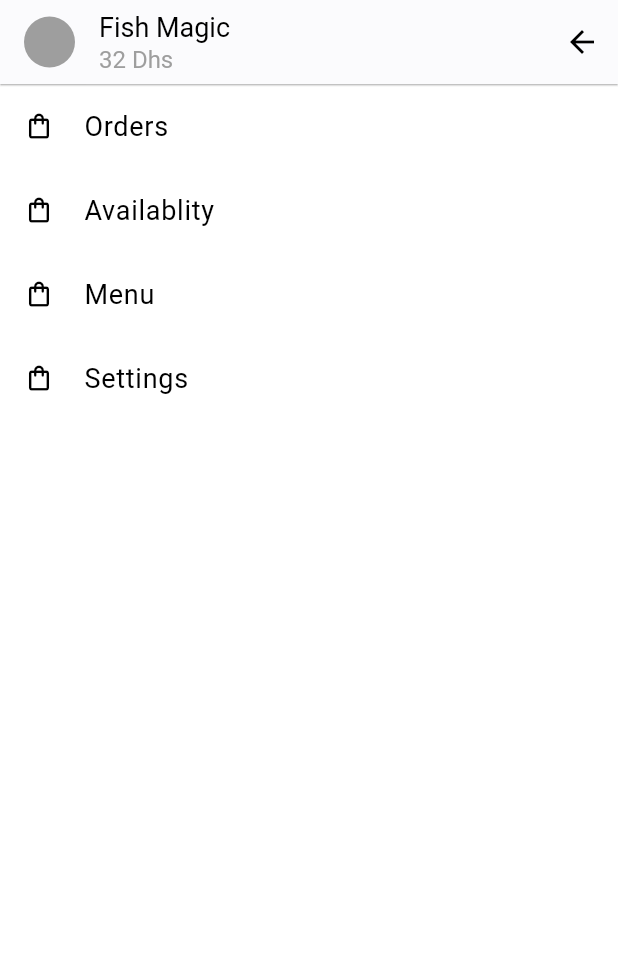
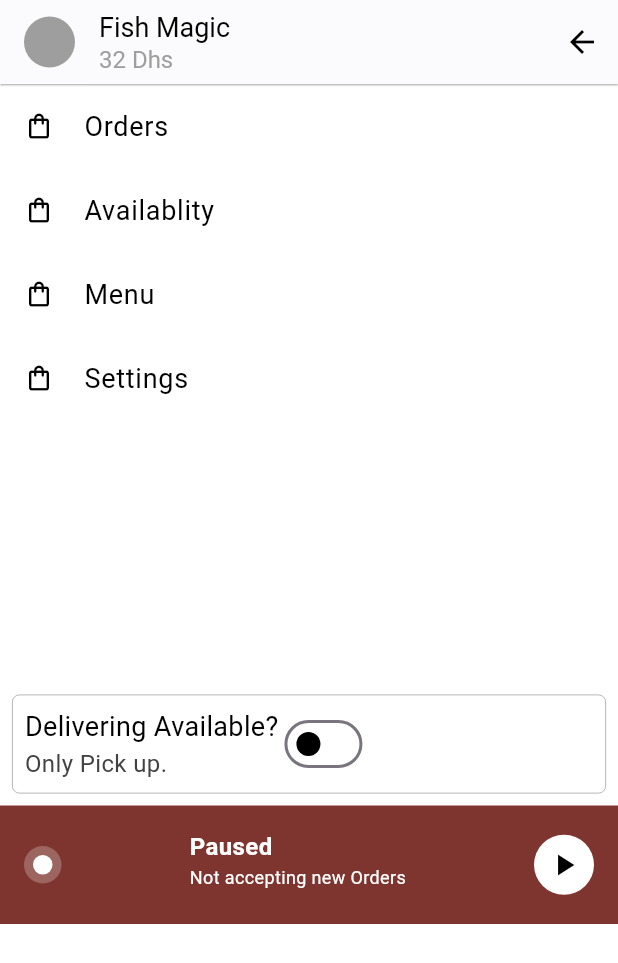
Before and after one commit to heloufra/monolo, a Flutter app: the DrawerPage screen opened directly, on a phone screen of 412 x 824 dp. Shown: the top 963 px of the screen. Run offline on Flutter 3.47's test engine with Material 3 defaults, Android fonts, the phone set to English and light mode, and no system bars; drawn by our look-alikes of toastification; our stand-ins replace flutter_dotenv, flutter_secure_storage, geolocator, google_maps_flutter, google_sign_in, image_picker and 4 more; accounts and stored records are empty.

Commit message:
commit success

```diff
--- a/olo/lib/pagess/admin_dashboard/drawer.dart
+++ b/olo/lib/pagess/admin_dashboard/drawer.dart
@@ -13,6 +13,9 @@ class DrawerPage extends StatefulWidget {
 }
 
 class _DrawerPageState extends State<DrawerPage> {
+  bool isDeliveryAvailable = false;
+  bool acceptingOrders = false;
+
   @override
   Widget build(BuildContext context) {
     return Scaffold(
@@ -68,6 +71,8 @@ class _DrawerPageState extends State<DrawerPage> {
       body: Container(
         color: Colors.white,
         child: Column(
+          children: [
+            Column(
               crossAxisAlignment: CrossAxisAlignment.stretch,
               children: [
                 customListTile(
@@ -92,6 +97,121 @@ class _DrawerPageState extends State<DrawerPage> {
                 )
               ],
             ),
+            const SizedBox(
+              height: 175,
+            ),
+            Padding(
+              padding: const EdgeInsets.all(8.0),
+              child: Container(
+                decoration: BoxDecoration(
+                  border: Border.all(width: 0.5, color: Colors.grey),
+                  borderRadius: BorderRadius.circular(5),
+                ),
+                child: Padding(
+                  padding: const EdgeInsets.all(8.0),
+                  child: Row(
+                    children: [
+                      Column(
+                        crossAxisAlignment: CrossAxisAlignment.start,
+                        children: [
+                          const Text(
+                            "Delivering Available?",
+                            style: TextStyle(color: Colors.black, fontSize: 18),
+                          ),
+                          Text(
+                            "Only Pick up.",
+                            style: TextStyle(
+                                color: Colors.grey[800], fontSize: 16),
+                          ),
+                        ],
+                      ),
+                      Switch(
+                        value: isDeliveryAvailable,
+                        activeColor: const Color.fromARGB(255, 70, 118, 72),
+                        inactiveTrackColor: Colors.white,
+                        inactiveThumbColor: Colors.black,
+                        onChanged: (bool value) {
+                          setState(
+                            () {
+                              isDeliveryAvailable = value;
+                            },
+                          );
+                        },
+                      )
+                    ],
+                  ),
+                ),
+              ),
+            ),
+            Container(
+              height: 79,
+              color: acceptingOrders
+                  ? const Color.fromARGB(255, 52, 90, 55)
+                  : const Color.fromARGB(255, 127, 53, 47),
+              child: Padding(
+                padding: const EdgeInsets.all(16.0),
+                child: Row(
+                  mainAxisAlignment: MainAxisAlignment.spaceBetween,
+                  children: [
+                    Container(
+                      width: 25,
+                      decoration: const BoxDecoration(
+                        shape: BoxShape.circle,
+                        color: Color.fromARGB(60, 255, 255, 255),
+                      ),
+                      child: Center(
+                        child: Container(
+                          height: 13,
+                          decoration: const BoxDecoration(
+                            shape: BoxShape.circle,
+                            color: Colors.white,
+                          ),
+                        ),
+                      ),
+                    ),
+                    Column(
+                      crossAxisAlignment: CrossAxisAlignment.start,
+                      children: [
+                        Text(
+                          acceptingOrders ? 'Accepting Orders' : 'Paused',
+                          style: const TextStyle(
+                              color: Colors.white,
+                              fontSize: 16,
+                              fontWeight: FontWeight.bold),
+                        ),
+                        Text(
+                          acceptingOrders
+                              ? 'Accepting new Orders'
+                              : 'Not accepting new Orders',
+                          style: const TextStyle(
+                            color: Colors.white,
+                            fontSize: 12,
+                          ),
+                        ),
+                      ],
+                    ),
+                    CircleAvatar(
+                      backgroundColor: Colors.white,
+                      child: IconButton(
+                        icon: Icon(
+                          acceptingOrders
+                              ? Icons.pause_outlined
+                              : Icons.play_arrow_sharp,
+                          color: Colors.black,
+                        ),
+                        onPressed: () {
+                          setState(() {
+                            acceptingOrders = !acceptingOrders;
+                          });
+                        },
+                      ),
+                    ),
+                  ],
+                ),
+              ),
+            ),
+          ],
+        ),
       ),
     );
   }
```
Lines whose indentation alone changed are shown as unchanged.
